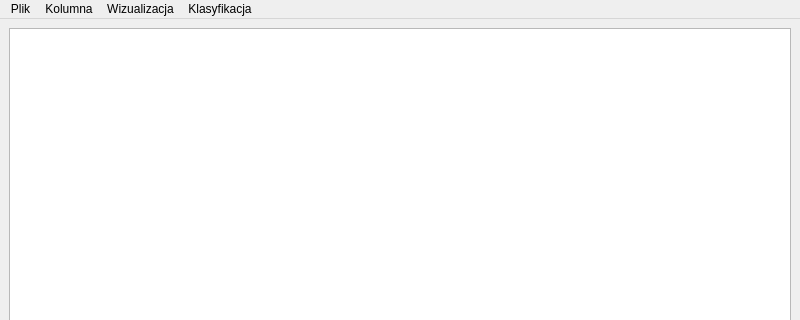
Before: the Qt Designer form ui/mainwindow.ui in antoninastefanowska/PyQtDataAnalyzer, drawn with Qt 5; both pictures show x 0 to 800 and y 0 to 320 of the 800 by 600 pixel window.
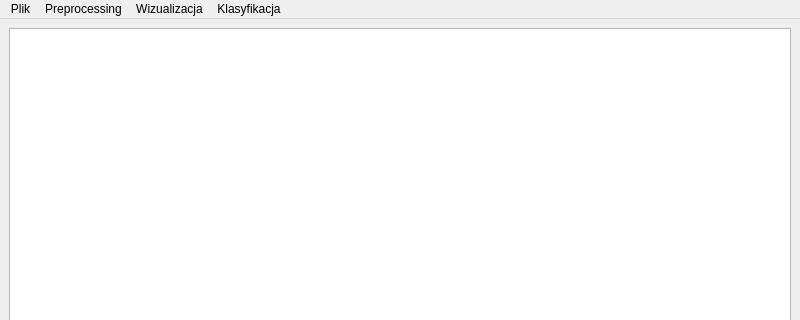
After: the same form once the commit is applied.

```diff
--- a/ui/mainwindow.ui
+++ b/ui/mainwindow.ui
@@ -30,7 +30,7 @@
      <x>0</x>
      <y>0</y>
      <width>800</width>
-     <height>21</height>
+     <height>22</height>
     </rect>
    </property>
    <widget class="QMenu" name="menuPlik">
@@ -42,7 +42,7 @@
    </widget>
    <widget class="QMenu" name="menuDane">
     <property name="title">
-     <string>Kolumna</string>
+     <string>Preprocessing</string>
     </property>
     <addaction name="actionTextToNumbers"/>
     <addaction name="actionDiscretize"/>
```
Left out of the diff: 24 changed lines with no effect on the pictures.
